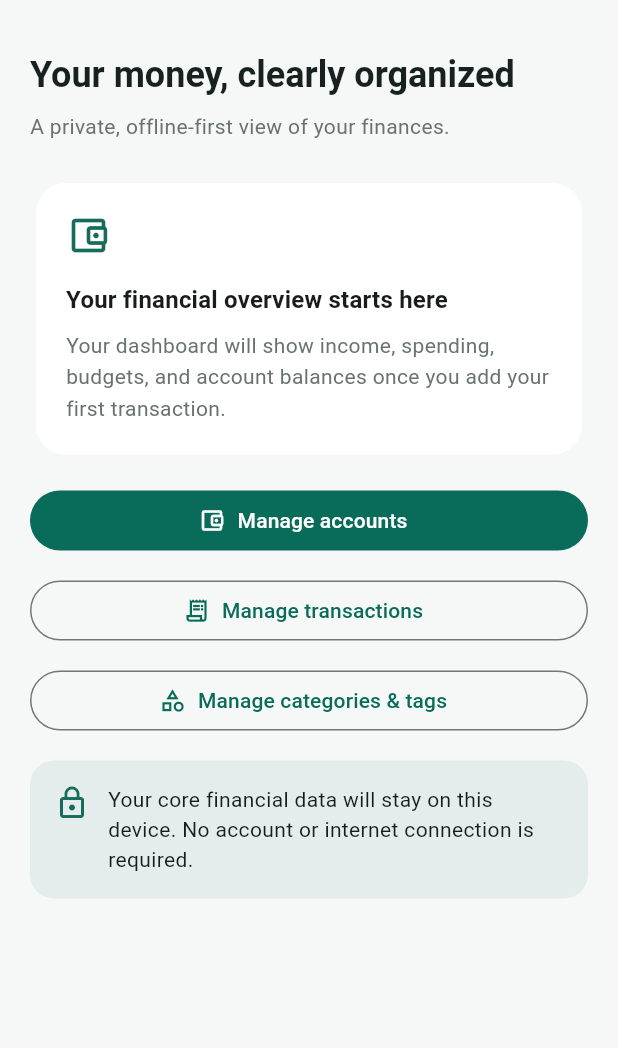
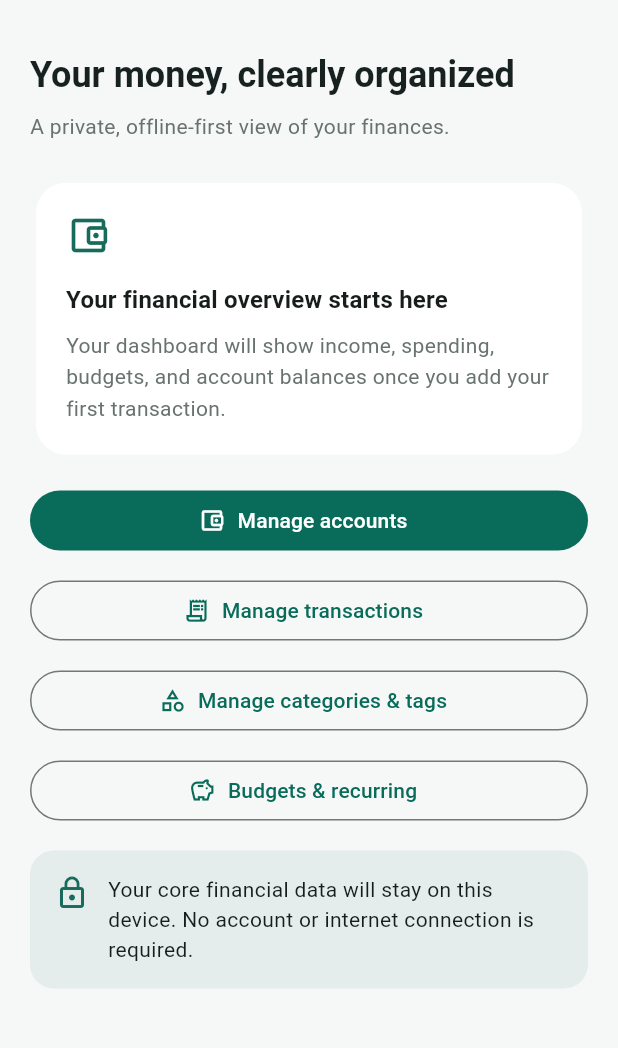
Before and after one commit to ShaheenDevs/Personal-Finance-Budget-Tracker, a Flutter app: the screen it shows after launch, on a phone screen of 412 x 824 dp, the part 63-1111 px from its top. Run offline on Flutter 3.47's test engine with Material 3 defaults, Android fonts, the phone set to English and light mode, and no system bars; our stand-ins replace drift, drift_flutter, stacked, stacked_services, stacked_shared; accounts and stored records are empty; generated files the repository leaves out were written again.

Commit message:
Add dashboard entry point for budgets and recurring schedules

```diff
--- a/lib/ui/views/dashboard/dashboard_view.dart
+++ b/lib/ui/views/dashboard/dashboard_view.dart
@@ -99,6 +99,14 @@ class DashboardView extends StackedView<DashboardViewModel> {
               icon: const Icon(Icons.category_outlined),
               label: const Text('Manage categories & tags'),
             ),
+            const SizedBox(height: 12),
+            OutlinedButton.icon(
+              onPressed: () => locator<NavigationService>().navigateTo(
+                Routes.budgetsView,
+              ),
+              icon: const Icon(Icons.savings_outlined),
+              label: const Text('Budgets & recurring'),
+            ),
             const SizedBox(height: 16),
             const _FoundationNote(),
           ],
```
